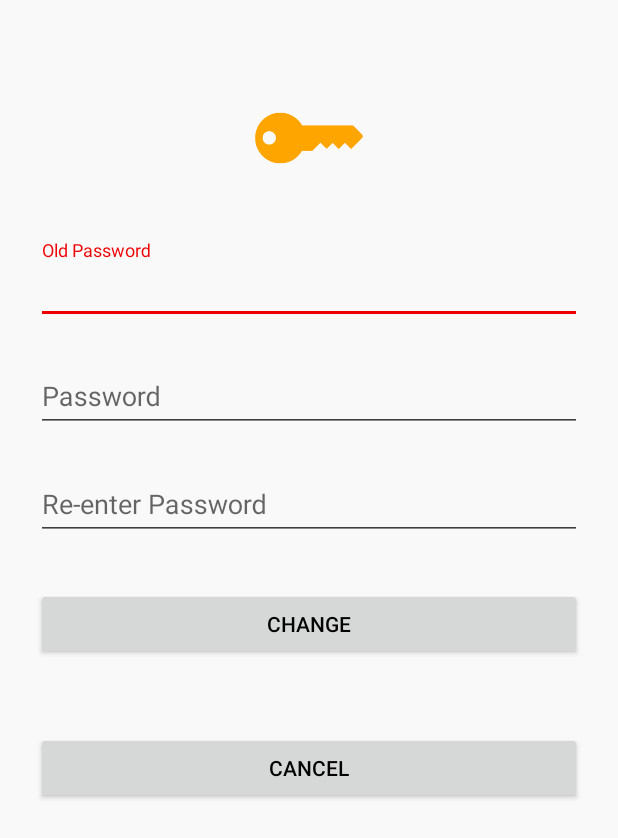
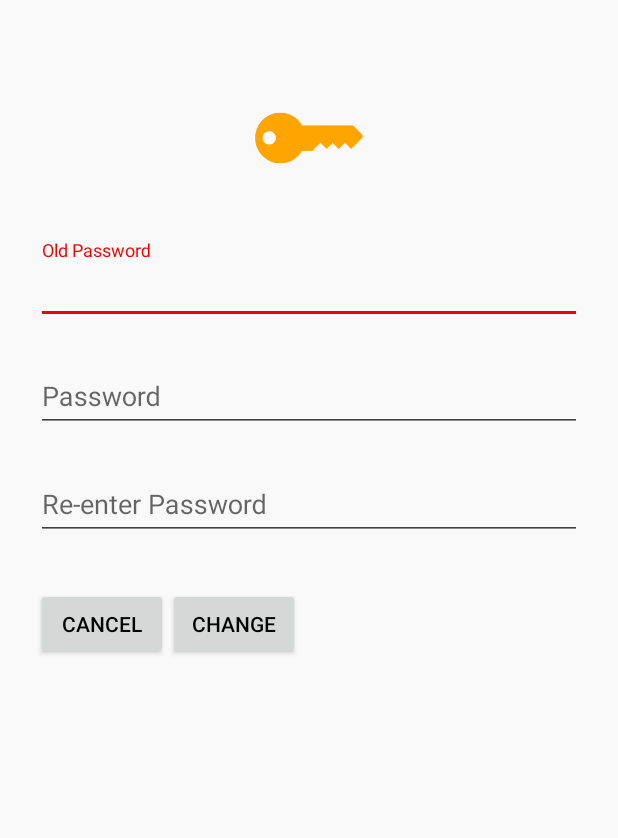
Before and after one commit to thinktsai/SystemPanel, an Android app: the SignupActivity screen opened directly, with no data from a screen before it, on a phone screen of 412 x 824 dp. Shown: the top 838 px of the screen. Run offline under Robolectric (Android 15) with nearby library versions, the phone set to English and light mode, and no system bars.

```diff
--- a/app/src/main/res/layout/activity_signup.xml
+++ b/app/src/main/res/layout/activity_signup.xml
@@ -65,25 +65,32 @@
                 android:hint="@string/re_enter_password" />
         </android.support.design.widget.TextInputLayout>
 
+        <GridLayout
+            android:layout_width="match_parent"
+            android:layout_height="match_parent"
+            android:columnCount="2"
+            android:rowCount="1">
+
+            <!-- Signup Button -->
+            <android.support.v7.widget.AppCompatButton
+                android:id="@+id/button_cancel"
+                android:layout_width="wrap_content"
+                android:layout_height="wrap_content"
+                android:layout_marginTop="24dp"
+                android:layout_marginBottom="24dp"
+                android:padding="12dp"
+                android:text="@string/cancel" />
         <!-- Signup Button -->
         <android.support.v7.widget.AppCompatButton
             android:id="@+id/button_change"
-            android:layout_width="fill_parent"
+            android:layout_width="wrap_content"
             android:layout_height="wrap_content"
             android:layout_marginTop="24dp"
             android:layout_marginBottom="24dp"
             android:padding="12dp"
             android:text="@string/change" />
 
-        <!-- Signup Button -->
-        <android.support.v7.widget.AppCompatButton
-            android:id="@+id/button_cancel"
-            android:layout_width="fill_parent"
-            android:layout_height="wrap_content"
-            android:layout_marginTop="24dp"
-            android:layout_marginBottom="24dp"
-            android:padding="12dp"
-            android:text="@string/cancel" />
+        </GridLayout>
+    </LinearLayout>
 
-    </LinearLayout>
 </ScrollView>
--- a/app/src/main/res/values/styles.xml
+++ b/app/src/main/res/values/styles.xml
@@ -15,4 +15,9 @@
         <item name="android:textColorSecondary">@color/secondary_text_color_selector</item>
     </style>
 
+    <style name="AppTheme.Picker" parent="Theme.AppCompat.Light.NoActionBar">
+        <item name="android:textColorPrimary">@android:color/black</item>
+        <item name="android:textSize">16dp</item>
+    </style>
+
 </resources>
--- a/app/src/main/res/xml/preferences.xml
+++ b/app/src/main/res/xml/preferences.xml
@@ -10,6 +10,7 @@
             android:title="Key sound" />
 
         <com.ctos.systempanel.NumberPickerPreference
+            android:theme="@style/AppTheme.Picker"
             android:key="battery_preference"
             android:defaultValue="90"
             android:persistent="false"
```
Also changed, not shown: app/src/main/java/com/ctos/systempanel/CTOSInfo.java (+5 -5 lines), app/src/main/java/com/ctos/systempanel/NumberPickerPreference.java (+6 -2 lines).
